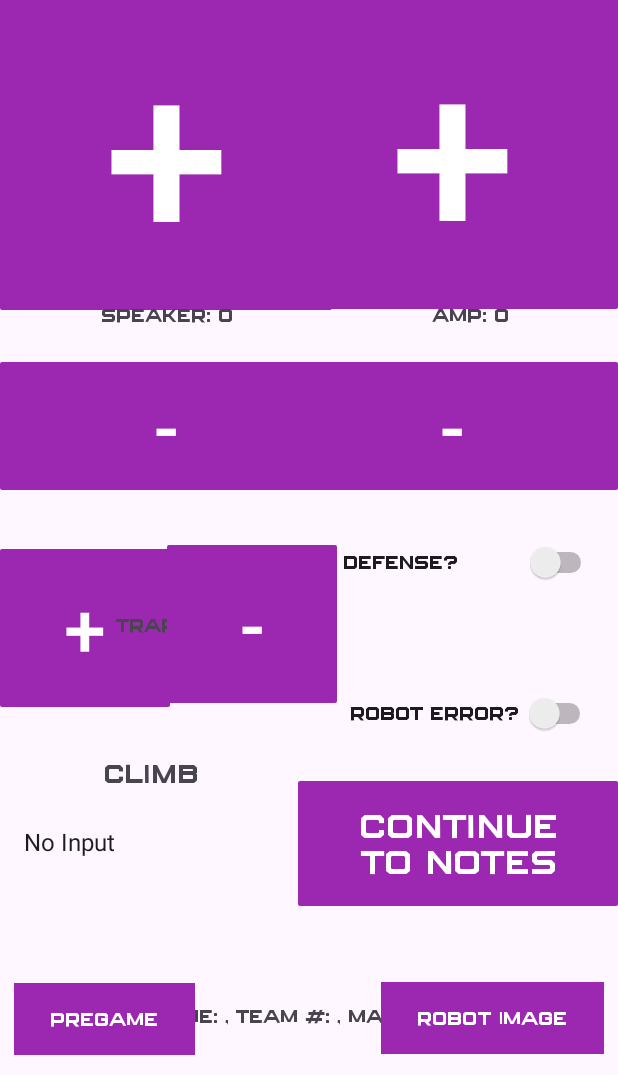
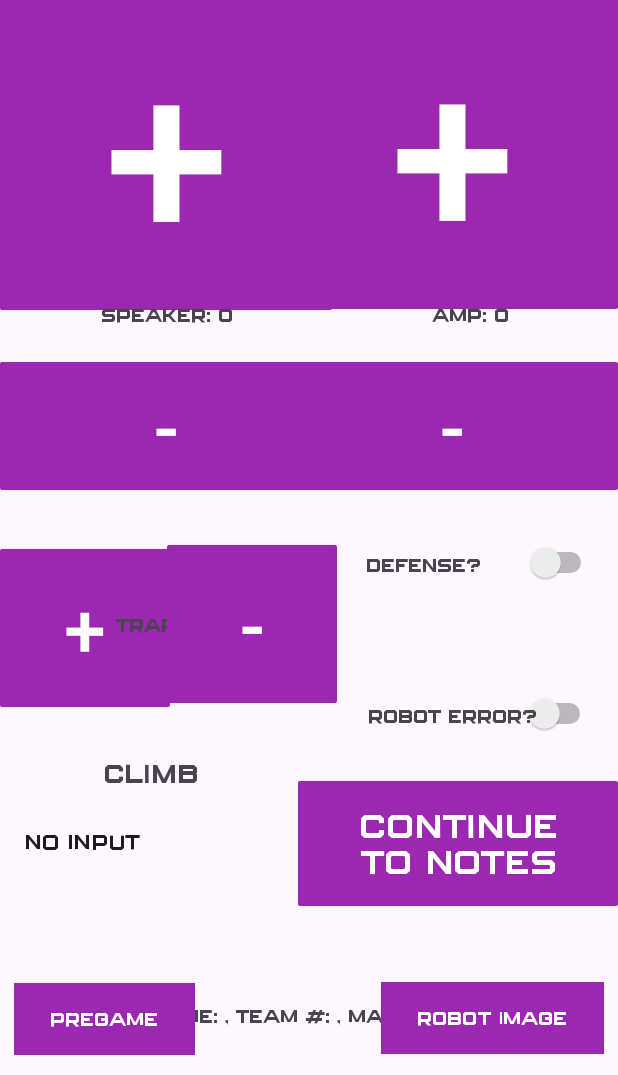
Before and after one commit to rr1706/2024CrescendoDemo, an Android app: the layout activity_main.xml on its own in the app's theme, with its tools: preview values and no code run, on a phone screen of 412 x 824 dp, the part 161-1236 px from its top. Run offline under Robolectric (Android 15) with nearby library versions, the phone set to English and light mode, and no system bars; Roboto replaces fonts that are not available here.

Commit message:
fixed fonts
I fixed the fonts for switches and drop downs

```diff
--- a/app/src/main/java/com/frc1706/a2024crescendodemo/MainActivity.java
+++ b/app/src/main/java/com/frc1706/a2024crescendodemo/MainActivity.java
@@ -46,13 +46,14 @@ import java.util.Objects;
 import java.text.SimpleDateFormat;
 
 // Up to date tablets
-// Red 3
+//
+// blue 3
 
 public class MainActivity extends AppCompatActivity {
     Spinner endGame, selectedTabNum;
     Button update, imageGrabber, backPre, speakerPlus, speakerMinus, ampPlus, ampMinus, trapPlus, trapMinus, submit, notesSubmit, noShow, redAlliance, blueAlliance, continueBtn, grayBox, autoTele, sameScouter, backbtn, testBtn;
     Switch defense, robotError;
-    TextView ampTxt, speakerTxt, trapTxt, allianceTxt, infoDisplay, endgameTxt, roboTxt;
+    TextView ampTxt, speakerTxt, trapTxt, allianceTxt, infoDisplay, endgameTxt, roboTxt, roberTxt, defenTxt;
     EditText nameInput, matchNumber, teamNumber, notes;
     CheckBox autofillTeam;
     ImageView rrLogo, spike;
@@ -125,6 +126,8 @@ public class MainActivity extends AppCompatActivity {
         spike = findViewById(R.id.spike);
         selectedTabNum = findViewById(R.id.TabletNumborFoRealNoCapNoCapNoCap);
         update = findViewById(R.id.updateBtn);
+        roberTxt = findViewById(R.id.roboerrorTxt);
+        defenTxt = findViewById(R.id.defenceTxt);
 
         Animation rotate = AnimationUtils.loadAnimation(this, R.anim.rotate_picture);
 
@@ -196,7 +199,7 @@ public class MainActivity extends AppCompatActivity {
                     spike.setImageBitmap(imgBitmap);
                 }else{
                     spike.setImageDrawable(getResources().getDrawable(getResources().getIdentifier("placeholder", "drawable", getPackageName())));
-                    Toast.makeText(getApplicationContext(), "No Robot Image Found.  Check Team Number or Field or Talk with Scouting Lead", Toast.LENGTH_LONG).show();
+                    Toast.makeText(getApplicationContext(), "No Robot Image Found.  Check Team Number or Talk with the Scouting Lead", Toast.LENGTH_LONG).show();
                 }
             } else {
                 spike.setVisibility(View.INVISIBLE);
@@ -269,6 +272,8 @@ public class MainActivity extends AppCompatActivity {
                 speakerTxt.setText("(Auto) speaker: " + Integer.toString(autoSpeaker));
                 team = teamNumber.getText().toString();
                 robotError.setVisibility(View.INVISIBLE);
+                roberTxt.setVisibility(View.INVISIBLE);
+                defenTxt.setVisibility(View.INVISIBLE);
 
 
                 if (alliance == "blue") {
@@ -355,6 +360,7 @@ public class MainActivity extends AppCompatActivity {
             matchNumber.setVisibility(View.VISIBLE);
             nameInput.setVisibility(View.VISIBLE);
             teamNumber.setVisibility(View.VISIBLE);
+            grayBox.setVisibility(View.VISIBLE);
         });
 
         noShow.setOnClickListener(v -> {
@@ -458,6 +464,8 @@ public class MainActivity extends AppCompatActivity {
                 speakerTxt.setText("(Auto) speaker: " + Integer.toString(autoSpeaker));
                 robotError.setVisibility(View.INVISIBLE);
                 roboTxt.setVisibility(View.INVISIBLE);
+                roberTxt.setVisibility(View.INVISIBLE);
+                defenTxt.setVisibility(View.INVISIBLE);
             } else {
                 autoTele.setText("Teleop");
                 trapMinus.setVisibility(View.VISIBLE);
@@ -470,6 +478,8 @@ public class MainActivity extends AppCompatActivity {
                 robotError.setVisibility(View.VISIBLE);
                 ampTxt.setText("(Teleop) amp: " + Integer.toString(teleAmp));
                 speakerTxt.setText("(Teleop) speaker: " + Integer.toString(teleSpeaker));
+                roberTxt.setVisibility(View.VISIBLE);
+                defenTxt.setVisibility(View.VISIBLE);
 
             }
         });
--- a/app/src/main/res/layout/activity_main.xml
+++ b/app/src/main/res/layout/activity_main.xml
@@ -105,13 +105,15 @@
         android:layout_width="169dp"
         android:layout_height="101dp"
         android:fontFamily="@font/astronomus"
-        android:text="Defense?"
+        android:switchTextAppearance="@style/SpinnerTheme"
+        android:theme="@style/SpinnerTheme"
         app:layout_constraintBottom_toBottomOf="parent"
         app:layout_constraintEnd_toEndOf="parent"
         app:layout_constraintHorizontal_bias="0.941"
         app:layout_constraintStart_toStartOf="parent"
         app:layout_constraintTop_toTopOf="parent"
-        app:layout_constraintVertical_bias="0.597" />
+        app:layout_constraintVertical_bias="0.597"
+        tools:fontFamily="@font/astronomus" />
 
     <Spinner
         android:id="@+id/endGame"
@@ -120,6 +122,7 @@
         android:background="#002196F3"
         android:entries="@array/endgame"
         android:spinnerMode="dropdown"
+        android:theme="@style/SpinnerTheme"
         app:layout_constraintBottom_toBottomOf="parent"
         app:layout_constraintEnd_toEndOf="parent"
         app:layout_constraintHorizontal_bias="0.042"
@@ -141,7 +144,8 @@
         app:layout_constraintHorizontal_bias="1.0"
         app:layout_constraintStart_toStartOf="parent"
         app:layout_constraintTop_toTopOf="parent"
-        app:layout_constraintVertical_bias="0.852" />
+        app:layout_constraintVertical_bias="0.852"
+        tools:fontFamily="@font/astronomus" />
 
     <Button
         android:id="@+id/trapPlus"
@@ -222,7 +226,8 @@
         android:layout_width="164dp"
         android:layout_height="94dp"
         android:fontFamily="@font/astronomus"
-        android:text="Robot Error?"
+        android:switchTextAppearance="@style/SpinnerTheme"
+        android:theme="@style/SpinnerTheme"
         app:layout_constraintBottom_toBottomOf="parent"
         app:layout_constraintEnd_toEndOf="parent"
         app:layout_constraintHorizontal_bias="0.942"
@@ -300,6 +305,34 @@
         app:layout_constraintStart_toStartOf="parent"
         app:layout_constraintTop_toTopOf="parent"
         app:layout_constraintVertical_bias="0.982" />
+
+    <TextView
+        android:id="@+id/defenceTxt"
+        android:layout_width="135dp"
+        android:layout_height="39dp"
+        android:fontFamily="@font/astronomus"
+        android:gravity="center_vertical"
+        android:text="Defense?"
+        app:layout_constraintBottom_toBottomOf="parent"
+        app:layout_constraintEnd_toEndOf="parent"
+        app:layout_constraintHorizontal_bias="0.883"
+        app:layout_constraintStart_toStartOf="parent"
+        app:layout_constraintTop_toTopOf="parent"
+        app:layout_constraintVertical_bias="0.592" />
+
+    <TextView
+        android:id="@+id/roboerrorTxt"
+        android:layout_width="133dp"
+        android:layout_height="21dp"
+        android:fontFamily="@font/astronomus"
+        android:gravity="center_vertical"
+        android:text="Robot Error?"
+        app:layout_constraintBottom_toBottomOf="parent"
+        app:layout_constraintEnd_toEndOf="parent"
+        app:layout_constraintHorizontal_bias="0.88"
+        app:layout_constraintStart_toStartOf="parent"
+        app:layout_constraintTop_toTopOf="parent"
+        app:layout_constraintVertical_bias="0.715" />
 
     <Button
         android:id="@+id/the_return_of_gray_box"
@@ -600,6 +633,7 @@
             android:layout_width="195dp"
             android:layout_height="46dp"
             android:entries="@array/TabletNumSpinner"
+            android:theme="@style/SpinnerTheme"
             android:visibility="invisible"
             app:layout_constraintBottom_toBottomOf="parent"
             app:layout_constraintEnd_toEndOf="parent"
--- /dev/null
+++ b/app/src/main/res/values/SpinnerTheme.xml
@@ -0,0 +1,6 @@
+<?xml version="1.0" encoding="utf-8"?>
+<resources>
+    <style name="SpinnerTheme">
+        <item name="android:fontFamily">@font/astronomus</item>
+    </style>
+</resources>
```
